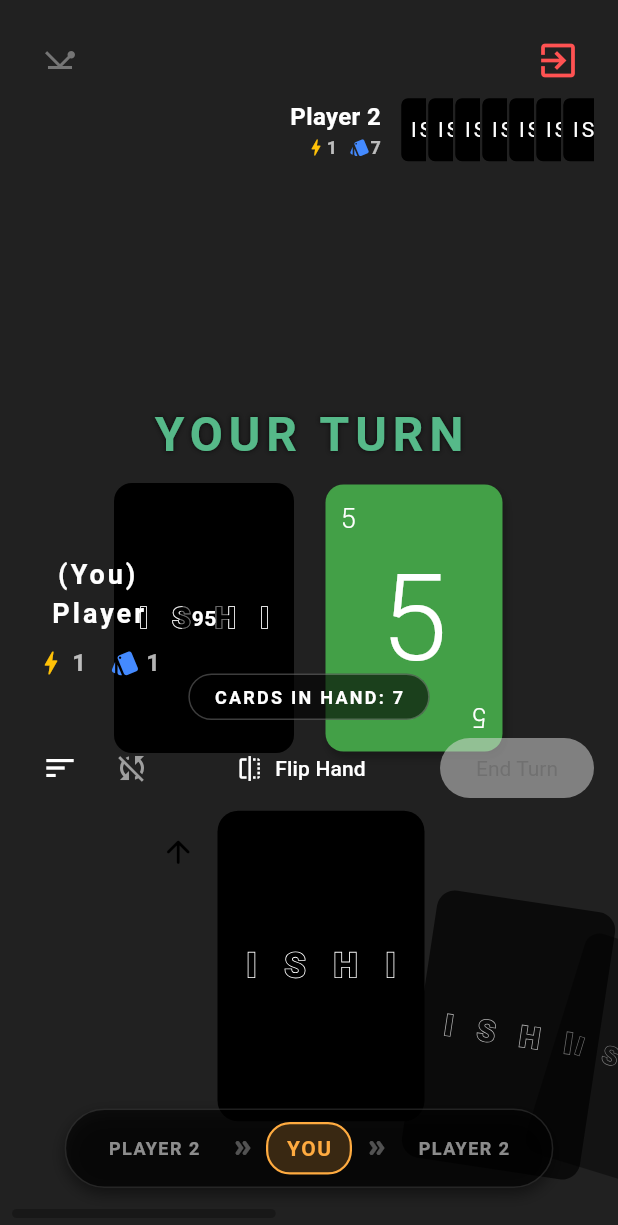
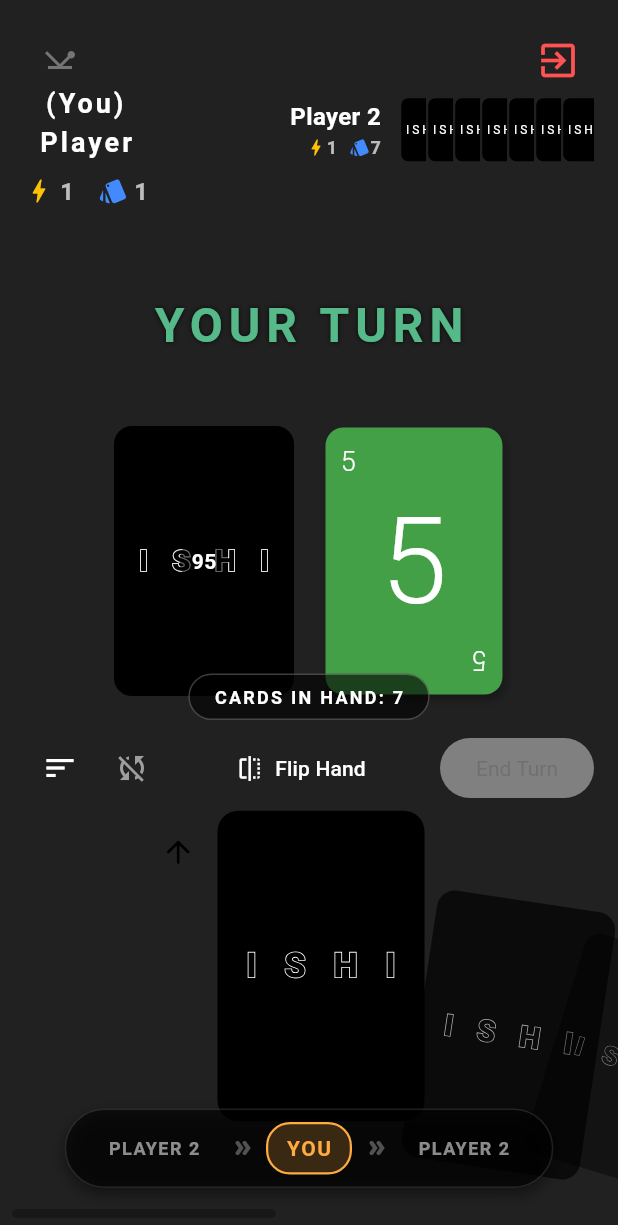
Before and after one commit to Meta-Dusk/ishi_card_game, a Flutter app: the screen it shows after launch, after a tap on "PLAY", after a tap on "LOCAL DEVICE CO-OP", after a tap on "START LOCAL RUN", on a phone screen of 412 x 824 dp. Shown: the top 1225 px of the screen. Run offline on Flutter 3.47's test engine with Material 3 defaults, Android fonts, the phone set to English and light mode, and no system bars; our stand-ins replace package_info_plus, qr_flutter, shared_preferences, supabase_flutter; missing offline and left inert: flutter_webrtc, mobile_scanner; accounts and stored records are empty.

Commit message:
Some code tweaks and improved mini card design

```diff
--- a/lib/components/cards/card_display.dart
+++ b/lib/components/cards/card_display.dart
@@ -1,7 +1,8 @@
 import 'package:flutter/material.dart';
+import 'color_ring.dart';
 import 'card_designs.dart';
 import 'minimalist_card.dart';
-import '../../models/uno_card.dart';
+import 'package:ishi/models/uno_card.dart';
 
 class CardFront extends StatelessWidget {
   const CardFront({
@@ -160,64 +161,19 @@ class CardFront extends StatelessWidget {
   }
 }
 
-class ColorRing extends StatelessWidget {
-  /// Creates the 4-color ring for Wild cards
-  const ColorRing({super.key, required this.size});
-
-  final double size;
-
-  @override
-  Widget build(BuildContext context) {
-    return Container(
-      width: size,
-      height: size,
-      decoration: const BoxDecoration(
-        shape: .circle,
-        // Use hard stops to create discrete color blocks instead of a blend
-        gradient: SweepGradient(
-          colors: [
-            Colors.red,
-            Colors.red,
-            Colors.blue,
-            Colors.blue,
-            Colors.amber,
-            Colors.amber,
-            Colors.green,
-            Colors.green,
-          ],
-          stops: [
-            0.0, 0.25, // Red quadrant
-            0.25, 0.5, // Blue quadrant
-            0.5, 0.75, // Amber quadrant
-            0.75, 1.0, // Green quadrant
-          ],
-        ),
-      ),
-      // The inner black circle makes it look like a hollow ring
-      child: Padding(
-        padding: .all(size * 0.15),
-        child: Container(
-          decoration: const BoxDecoration(
-            shape: .circle,
-            color: Colors.black, // Matches the wild card background
-          ),
-        ),
-      ),
-    );
-  }
-}
-
 class CardBack extends StatelessWidget {
   const CardBack({
     super.key,
     this.width = 120,
     this.height = 180,
     this.fontSize = 20,
+    this.decoration,
   });
 
   final double width;
   final double height;
   final double fontSize;
+  final BoxDecoration? decoration;
 
   @override
   Widget build(BuildContext context) {
@@ -228,11 +184,20 @@ class CardBack extends StatelessWidget {
         color: Colors.black,
         borderRadius: .circular(12),
       ),
-      child: Center(child: _title(fontSize: fontSize)),
+      alignment: .center,
+      child: Center(child: CardBackTitle(fontSize: fontSize)),
     );
   }
+}
 
-  Widget _title({double fontSize = 20}) => Stack(
+class CardBackTitle extends StatelessWidget {
+  const CardBackTitle({super.key, this.fontSize = 20});
+
+  final double fontSize;
+
+  @override
+  Widget build(BuildContext context) {
+    return Stack(
       children: [
         Text(
           "ISHI",
@@ -258,3 +223,4 @@ class CardBack extends StatelessWidget {
       ],
     );
   }
+}
--- a/lib/components/cards/mini_face_down_card.dart
+++ b/lib/components/cards/mini_face_down_card.dart
@@ -20,8 +20,8 @@ class MiniFaceDownCard extends StatelessWidget {
         ),
         alignment: .center,
         child: Text(
-          "IS",
-          style: TextStyle(color: Colors.white, letterSpacing: 2),
+          "ISHI",
+          style: TextStyle(color: Colors.white, letterSpacing: 2, fontSize: 8),
         ),
       ),
     );
--- a/lib/components/player_info/relic_bar.dart
+++ b/lib/components/player_info/relic_bar.dart
@@ -9,8 +9,8 @@ class RelicBar extends StatelessWidget {
 
   @override
   Widget build(BuildContext context) {
-    final int playerIndex = manager.currentPlayer - 1;
-    final List<Relic> currentRelics = manager.playerRelics[playerIndex];
+    final int localIndex = manager.localPlayerIndex;
+    final List<Relic> currentRelics = manager.playerRelics[localIndex];
 
     final mainContent = [
       if (currentRelics.isNotEmpty)
--- a/lib/screens/game_screen/game_screen.dart
+++ b/lib/screens/game_screen/game_screen.dart
@@ -162,7 +162,7 @@ class GameScreenState extends State<GameScreen> {
 
     // --- THE MASTER LAYOUT ---
     final stackedContent = [
-      // Top Left: Local Player Info & Ping
+      // Local Player Info & Ping
       Positioned(
         top: 16,
         left: 16,
@@ -187,7 +187,7 @@ class GameScreenState extends State<GameScreen> {
         ),
       ),
 
-      // Top Right: Opponent Hands Overlay
+      // Opponent Hands Overlay
       Positioned(
         top: 64,
         right: 16,
@@ -198,22 +198,26 @@ class GameScreenState extends State<GameScreen> {
         ),
       ),
 
-      // Center: Game Board
-      Center(child: playPileAndDeck),
-
-      // Center: Large Turn Indicator
+      // Game Board
       Positioned(
-        top: 0,
+        top: (MediaQuery.of(context).size.height / 2) - 128,
         left: 0,
         right: 0,
-        bottom: 245,
+        child: playPileAndDeck,
+      ),
+
+      // Turn Indicator
+      Positioned(
+        top: 194,
+        left: 0,
+        right: 0,
         child: TurnIndicator(isMyTurn: isMyTurn),
       ),
 
-      // Bottom: Local Hand
+      // Local Hand
       Align(alignment: .bottomCenter, child: lowerPanel),
 
-      // Center: Turn Direction Indicator
+      // Turn Timeline
       Positioned(
         left: 0,
         right: 0,
@@ -223,9 +227,8 @@ class GameScreenState extends State<GameScreen> {
 
       // Overlays
       Positioned(
-        top: 0,
-        bottom: 0,
-        left: 8,
+        top: 40,
+        left: 0,
         right: 0,
         child: PlayerInfo(manager: _manager, network: _net),
       ),
--- a/pubspec.yaml
+++ b/pubspec.yaml
@@ -1,7 +1,7 @@
 name: ishi
 description: "A Rogulike Card Game Made with Flutter."
 publish_to: "none"
-version: 0.8.0+1
+version: 0.8.1+1
 
 environment:
     sdk: ^3.11.3
```
Also changed, not shown: lib/components/cards/color_ring.dart (added, +48 -0 lines). Lines whose indentation alone changed are shown as unchanged.
